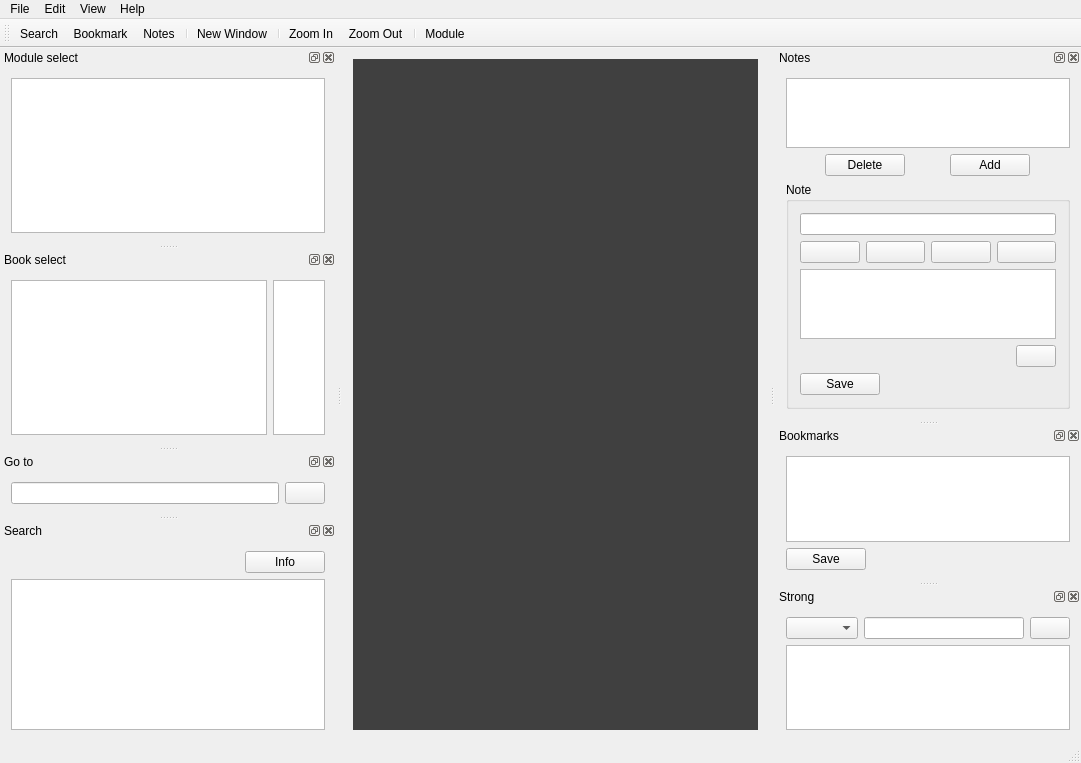
The window that src/ui/main/mainwindow.ui (metaxy/openBibleViewer) describes before a commit, drawn with Qt 5.
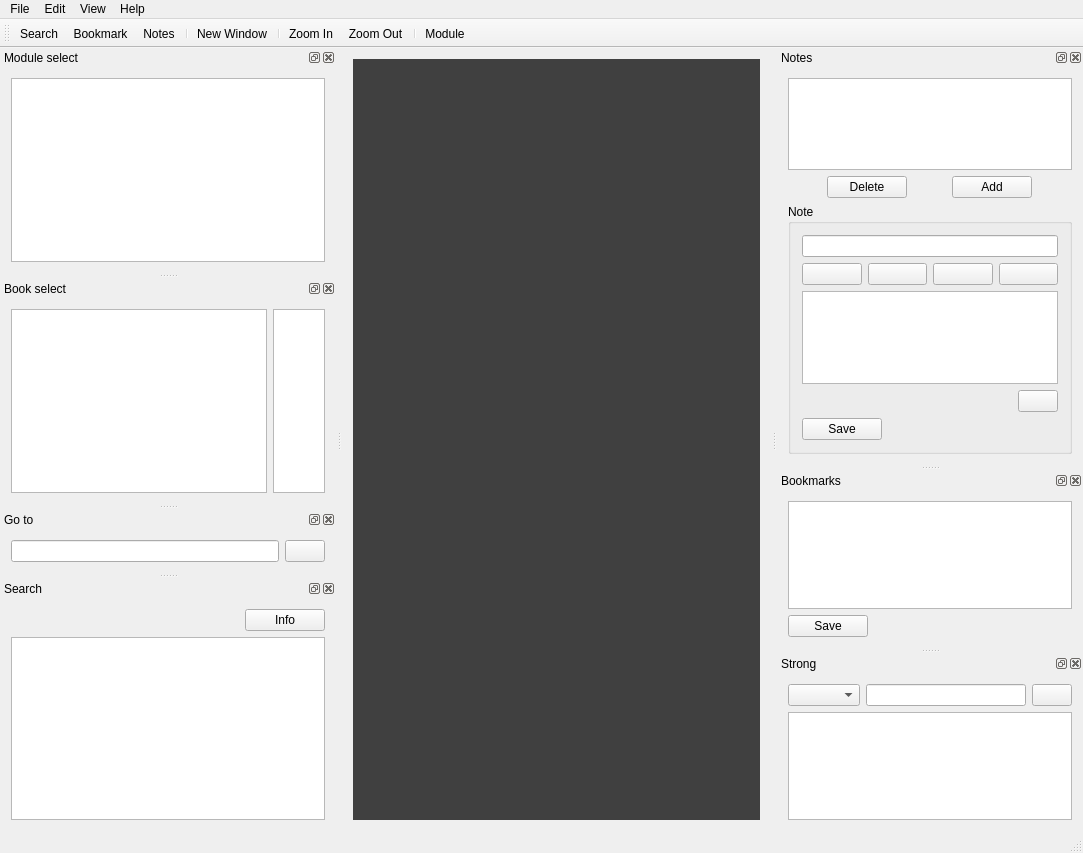
The same window after the commit. Icons and pictures are not drawn.

Commit message: *Added Icon to contextmenu\n*Improved bq links\n*note pos support enabled - but still need work

```diff
--- a/src/ui/main/mainwindow.ui
+++ b/src/ui/main/mainwindow.ui
@@ -9,8 +9,8 @@
    <rect>
     <x>0</x>
     <y>0</y>
-    <width>1081</width>
-    <height>763</height>
+    <width>1083</width>
+    <height>853</height>
    </rect>
   </property>
   <property name="windowTitle">
@@ -59,8 +59,8 @@
     <rect>
      <x>0</x>
      <y>0</y>
-     <width>1081</width>
-     <height>22</height>
+     <width>1083</width>
+     <height>21</height>
     </rect>
    </property>
    <widget class="QMenu" name="menuFile">
@@ -129,6 +129,9 @@
      <height>32</height>
     </size>
    </property>
+   <property name="toolButtonStyle">
+    <enum>Qt::ToolButtonTextBesideIcon</enum>
+   </property>
    <attribute name="toolBarArea">
     <enum>TopToolBarArea</enum>
    </attribute>
@@ -156,8 +159,8 @@
    </property>
    <property name="minimumSize">
     <size>
-     <width>80</width>
-     <height>100</height>
+     <width>102</width>
+     <height>127</height>
     </size>
    </property>
    <property name="windowIcon">
@@ -199,8 +202,8 @@
    </property>
    <property name="minimumSize">
     <size>
-     <width>131</width>
-     <height>102</height>
+     <width>153</width>
+     <height>129</height>
     </size>
    </property>
    <property name="windowIcon">
@@ -273,7 +276,7 @@
    <property name="minimumSize">
     <size>
      <width>130</width>
-     <height>61</height>
+     <height>63</height>
     </size>
    </property>
    <property name="windowIcon">
@@ -334,7 +337,7 @@
    <property name="minimumSize">
     <size>
      <width>254</width>
-     <height>368</height>
+     <height>416</height>
     </size>
    </property>
    <property name="windowIcon">
@@ -570,8 +573,8 @@
    </property>
    <property name="minimumSize">
     <size>
-     <width>100</width>
-     <height>130</height>
+     <width>102</width>
+     <height>153</height>
     </size>
    </property>
    <property name="windowIcon">
@@ -642,8 +645,8 @@
   <widget class="QDockWidget" name="dockWidget_search">
    <property name="minimumSize">
     <size>
-     <width>105</width>
-     <height>132</height>
+     <width>107</width>
+     <height>155</height>
     </size>
    </property>
    <property name="windowIcon">
@@ -712,7 +715,7 @@
    <property name="minimumSize">
     <size>
      <width>253</width>
-     <height>133</height>
+     <height>173</height>
     </size>
    </property>
    <property name="windowTitle">
```
Left out of the diff: 2 changed lines with no effect on the pictures. The commit also changes 11 other files.
